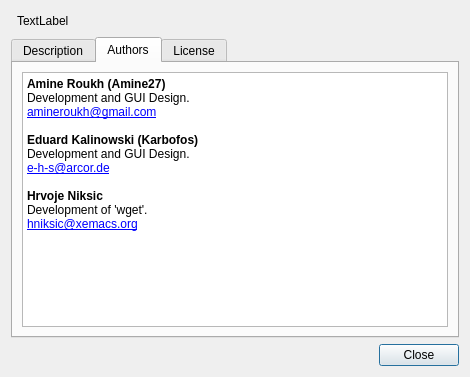
This is src/aboutForm.ui in Amine27/rapid-down as Qt 5 draws it before an edit. The edited form follows.
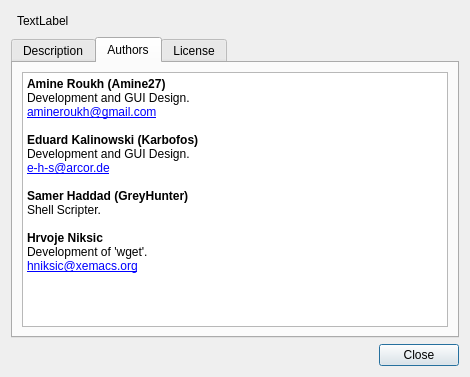
This is the edited form. The open tabs and pages were chosen to show the change. Icons and pictures are not drawn.

Diff of the .ui file:
```diff
--- a/src/aboutForm.ui
+++ b/src/aboutForm.ui
@@ -84,8 +84,11 @@
           <string>&lt;!DOCTYPE HTML PUBLIC &quot;-//W3C//DTD HTML 4.0//EN&quot; &quot;http://www.w3.org/TR/REC-html40/strict.dtd&quot;&gt;
 &lt;html&gt;&lt;head&gt;&lt;meta name=&quot;qrichtext&quot; content=&quot;1&quot; /&gt;&lt;style type=&quot;text/css&quot;&gt;
 p, li { white-space: pre-wrap; }
-&lt;/style&gt;&lt;/head&gt;&lt;body style=&quot; font-family:'DejaVu Sans'; font-size:9pt; font-weight:400; font-style:normal;&quot;&gt;
-&lt;p style=&quot; margin-top:0px; margin-bottom:0px; margin-left:0px; margin-right:0px; -qt-block-indent:0; text-indent:0px; -qt-user-state:256;&quot;&gt;&lt;span style=&quot; font-weight:600;&quot;&gt;Amine Roukh (Amine27)&lt;/span&gt;&lt;br /&gt;Development and GUI Design.&lt;br /&gt;&lt;a href=&quot;\&quot;&gt;&lt;span style=&quot; text-decoration: underline; color:#0000ff;&quot;&gt;amineroukh@gmail.com&lt;/span&gt;&lt;/a&gt;&lt;br /&gt;&lt;br /&gt;&lt;span style=&quot; font-weight:600;&quot;&gt;Eduard Kalinowski (Karbofos)&lt;/span&gt;&lt;br /&gt;Development and GUI Design.&lt;br /&gt;&lt;a href=&quot;\&quot;&gt;&lt;span style=&quot; text-decoration: underline; color:#0000ff;&quot;&gt;e-h-s@arcor.de&lt;/span&gt;&lt;/a&gt;&lt;br /&gt;&lt;br /&gt;&lt;span style=&quot; font-weight:600;&quot;&gt;Hrvoje Niksic&lt;/span&gt;&lt;br /&gt;Development of 'wget'.&lt;br /&gt;&lt;a href=&quot;\&quot;&gt;&lt;span style=&quot; text-decoration: underline; color:#0000ff;&quot;&gt;hniksic@xemacs.org&lt;/span&gt;&lt;/a&gt;&lt;/p&gt;&lt;/body&gt;&lt;/html&gt;</string>
+&lt;/style&gt;&lt;/head&gt;&lt;body style=&quot; font-family:'DejaVu Sans'; font-size:8pt; font-weight:400; font-style:normal;&quot;&gt;
+&lt;p style=&quot; margin-top:0px; margin-bottom:0px; margin-left:0px; margin-right:0px; -qt-block-indent:0; text-indent:0px; -qt-user-state:256;&quot;&gt;&lt;span style=&quot; font-size:9pt; font-weight:600;&quot;&gt;Amine Roukh (Amine27)&lt;/span&gt;&lt;span style=&quot; font-size:9pt;&quot;&gt;&lt;br /&gt;Development and GUI Design.&lt;br /&gt;&lt;/span&gt;&lt;a href=&quot;\&quot;&gt;&lt;span style=&quot; font-size:9pt; text-decoration: underline; color:#0000ff;&quot;&gt;amineroukh@gmail.com&lt;/span&gt;&lt;/a&gt;&lt;span style=&quot; font-size:9pt;&quot;&gt;&lt;br /&gt;&lt;br /&gt;&lt;/span&gt;&lt;span style=&quot; font-size:9pt; font-weight:600;&quot;&gt;Eduard Kalinowski (Karbofos)&lt;/span&gt;&lt;span style=&quot; font-size:9pt;&quot;&gt;&lt;br /&gt;Development and GUI Design.&lt;br /&gt;&lt;/span&gt;&lt;a href=&quot;\&quot;&gt;&lt;span style=&quot; font-size:9pt; text-decoration: underline; color:#0000ff;&quot;&gt;e-h-s@arcor.de&lt;/span&gt;&lt;/a&gt;&lt;/p&gt;
+&lt;p style=&quot;-qt-paragraph-type:empty; margin-top:0px; margin-bottom:0px; margin-left:0px; margin-right:0px; -qt-block-indent:0; text-indent:0px; font-size:9pt; text-decoration: underline; color:#0000ff;&quot;&gt;&lt;/p&gt;
+&lt;p style=&quot; margin-top:0px; margin-bottom:0px; margin-left:0px; margin-right:0px; -qt-block-indent:0; text-indent:0px;&quot;&gt;&lt;span style=&quot; font-size:9pt; font-weight:600;&quot;&gt;Samer Haddad (GreyHunter)&lt;/span&gt;&lt;/p&gt;
+&lt;p style=&quot; margin-top:0px; margin-bottom:0px; margin-left:0px; margin-right:0px; -qt-block-indent:0; text-indent:0px;&quot;&gt;&lt;span style=&quot; font-size:9pt;&quot;&gt;Shell Scripter.&lt;br /&gt;&lt;br /&gt;&lt;/span&gt;&lt;span style=&quot; font-size:9pt; font-weight:600;&quot;&gt;Hrvoje Niksic&lt;/span&gt;&lt;span style=&quot; font-size:9pt;&quot;&gt;&lt;br /&gt;Development of 'wget'.&lt;br /&gt;&lt;/span&gt;&lt;a href=&quot;\&quot;&gt;&lt;span style=&quot; font-size:9pt; text-decoration: underline; color:#0000ff;&quot;&gt;hniksic@xemacs.org&lt;/span&gt;&lt;/a&gt;&lt;/p&gt;&lt;/body&gt;&lt;/html&gt;</string>
          </property>
         </widget>
        </item>
```
